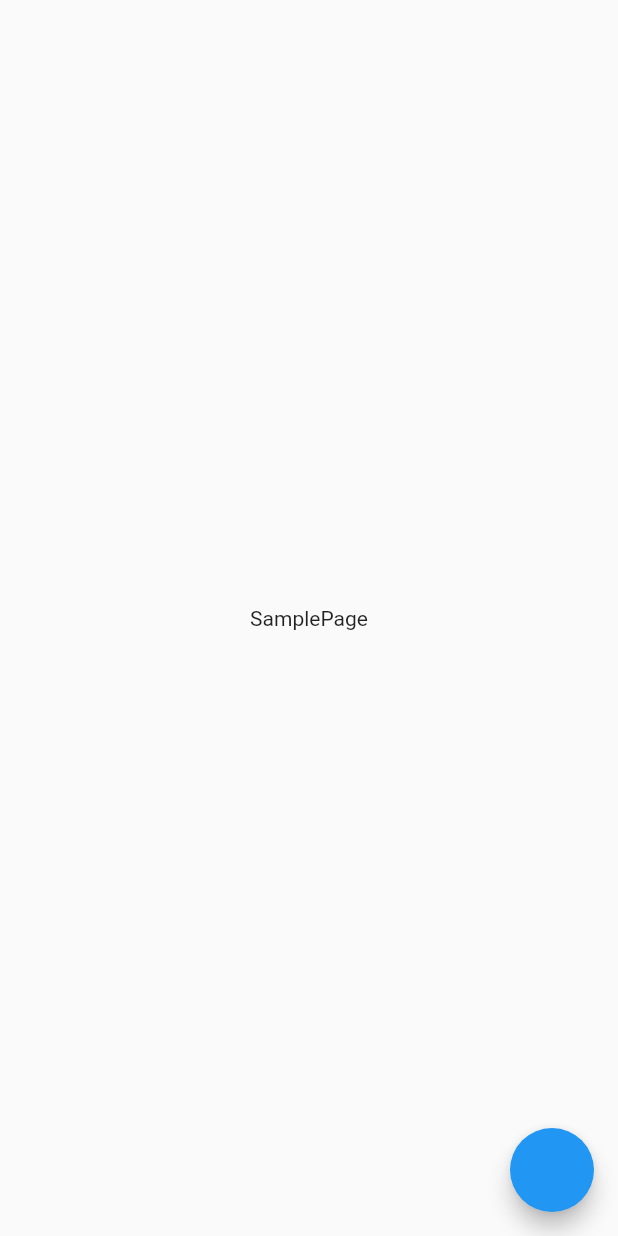
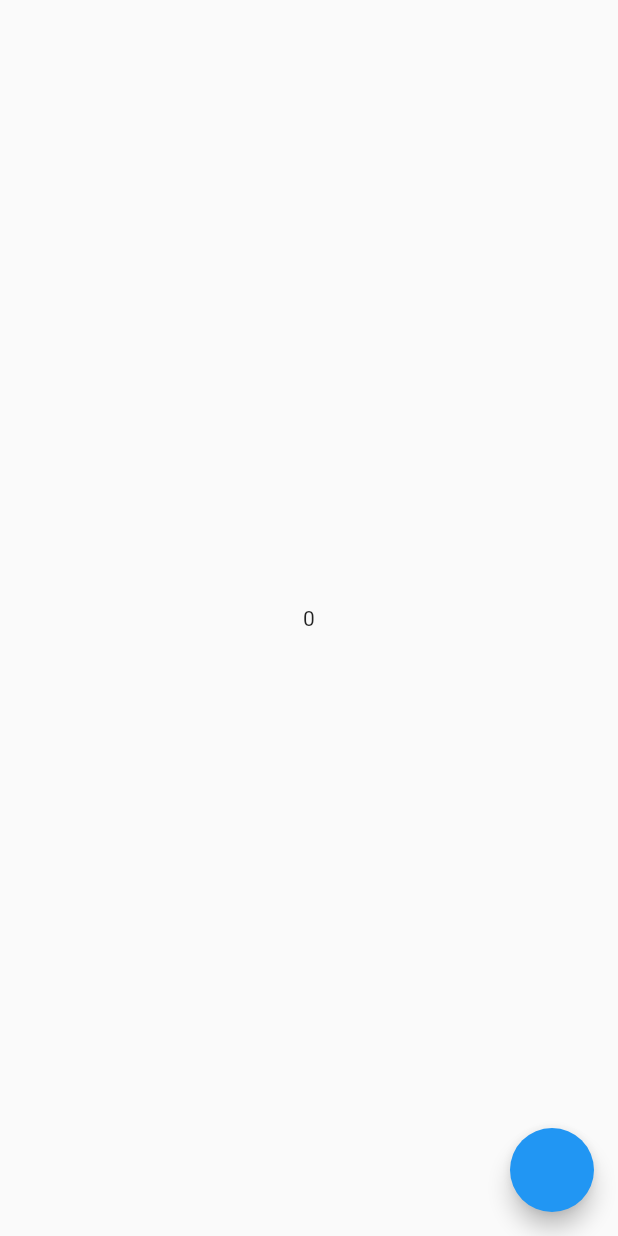
Before and after one commit to byun618/aim_minder_flutter, a Flutter app: the screen it shows after launch, after a tap on "BlocProvider", on a phone screen of 412 x 824 dp. Run offline on Flutter 3.47's test engine with Material 2 defaults, Android fonts, the phone set to English and light mode, and no system bars; our stand-ins replace bloc, equatable, flutter_bloc.

Commit message:
설명 추가

```diff
--- a/lib/src/bloc/sample_bloc_di.dart
+++ b/lib/src/bloc/sample_bloc_di.dart
@@ -6,6 +6,7 @@ class SampleBlocDI extends Bloc<SampleDIEvent, int> {
   final RepositorySample _repositorySample;
 
   SampleBlocDI(this._repositorySample) : super(0) {
+    // SampleDIEvent는 RepositorySample을 사용하여 데이터를 가져온다.
     on<SampleDIEvent>((event, emit) async {
       var data = await _repositorySample.load();
       emit(data);
--- a/lib/src/pages/bloc_provider_page.dart
+++ b/lib/src/pages/bloc_provider_page.dart
@@ -8,9 +8,10 @@ class BlocProviderPage extends StatelessWidget {
   @override
   Widget build(BuildContext context) {
     return BlocProvider<SampleBloc>(
+      // 여기서 Bloc을 context에 Provide 해준다.
       create: (context) => SampleBloc(),
       lazy: false,
-      child: const SamplePage(),
+      child: const SamplePage2(),
     );
   }
 }
@@ -24,9 +25,28 @@ class SamplePage extends StatelessWidget {
       body: const Center(
         child: Text('SamplePage'),
       ),
+      // BlocProvider로 부터 제공받은 Bloc을 사용할 수 있다.
       floatingActionButton: FloatingActionButton(onPressed: () {
         context.read<SampleBloc>().add(AddSampleEvent());
       }),
     );
   }
 }
+
+class SamplePage2 extends StatelessWidget {
+  const SamplePage2({super.key});
+
+  @override
+  Widget build(BuildContext context) {
+    return Scaffold(
+      body: Center(
+          child: BlocBuilder<SampleBloc, int>(
+        buildWhen: (previous, current) => current > 10,
+        builder: (context, state) => Text(state.toString()),
+      )),
+      floatingActionButton: FloatingActionButton(onPressed: () {
+        context.read<SampleBloc>().add(AddSampleEvent());
+      }),
+    );
+  }
+}
--- a/lib/src/pages/repository_provider_page.dart
+++ b/lib/src/pages/repository_provider_page.dart
@@ -16,6 +16,8 @@ class _RepositoryProviderPageState extends State<RepositoryProviderPage> {
     return RepositoryProvider(
       create: (context) => RepositorySample(),
       child: BlocProvider(
+        // SampleBlocDI bloc을 사용하겠다.
+        // 그런데 그것에다가 RepositorySample을 사용하여 데이터 까지 사용하겠다.
         create: (context) => SampleBlocDI(context.read<RepositorySample>()),
         child: const SamplePage(),
       ),
```
